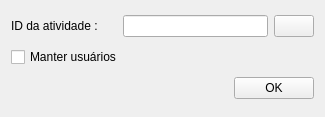
Old version of the form SAP/Project/Views/returnActivityToPreviousStep.ui in the repository dsgoficial/SAP_Gerente.
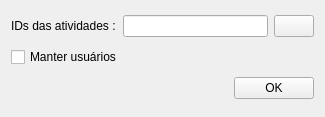
New version of the form.

Diff of the .ui file:
```diff
--- a/SAP/Project/Views/returnActivityToPreviousStep.ui
+++ b/SAP/Project/Views/returnActivityToPreviousStep.ui
@@ -17,7 +17,7 @@
    <item row="0" column="0">
     <widget class="QLabel" name="label">
      <property name="text">
-      <string>ID da atividade :</string>
+      <string>IDs das atividades :</string>
      </property>
     </widget>
    </item>
```
